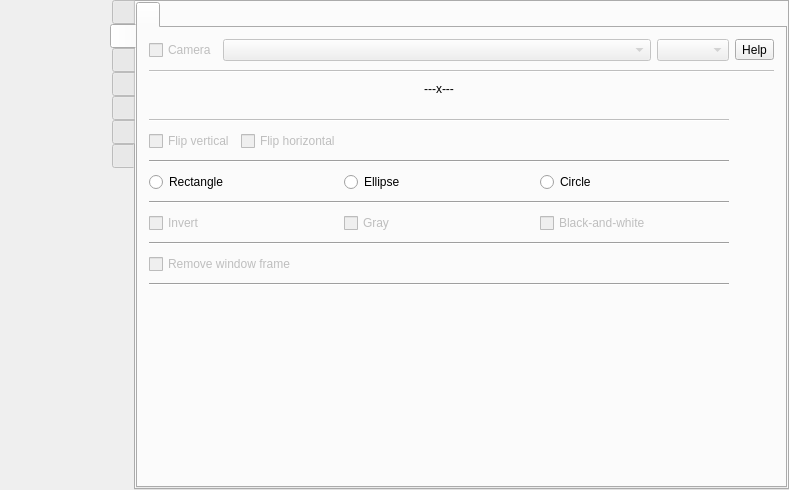
Above: src/formMainWindow.ui from vkohaupt/vokoscreenNG before the change. Below: the same form after it.
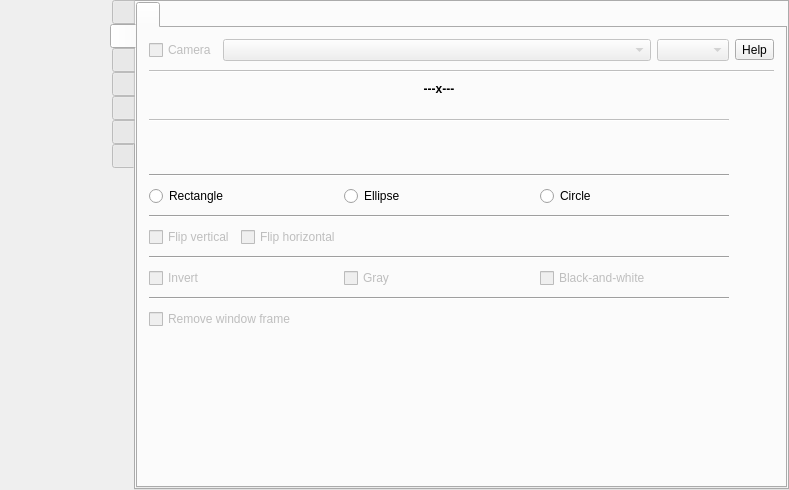
That is the form after the change. The open tabs and pages were chosen to show the change. Icons and pictures are not drawn.

The edit to the form file:
```diff
--- a/src/formMainWindow.ui
+++ b/src/formMainWindow.ui
@@ -53,7 +53,7 @@
          <property name="minimumSize">
           <size>
            <width>110</width>
-           <height>58</height>
+           <height>56</height>
           </size>
          </property>
          <property name="toolTip">
@@ -88,7 +88,7 @@
          <property name="minimumSize">
           <size>
            <width>110</width>
-           <height>58</height>
+           <height>56</height>
           </size>
          </property>
          <property name="toolTip">
@@ -123,7 +123,7 @@
          <property name="minimumSize">
           <size>
            <width>110</width>
-           <height>58</height>
+           <height>56</height>
           </size>
          </property>
          <property name="toolTip">
@@ -158,7 +158,7 @@
          <property name="minimumSize">
           <size>
            <width>110</width>
-           <height>58</height>
+           <height>56</height>
           </size>
          </property>
          <property name="toolTip">
@@ -193,7 +193,7 @@
          <property name="minimumSize">
           <size>
            <width>110</width>
-           <height>58</height>
+           <height>56</height>
           </size>
          </property>
          <property name="text">
@@ -225,7 +225,7 @@
          <property name="minimumSize">
           <size>
            <width>110</width>
-           <height>58</height>
+           <height>56</height>
           </size>
          </property>
          <property name="toolTip">
@@ -260,7 +260,7 @@
          <property name="minimumSize">
           <size>
            <width>110</width>
-           <height>58</height>
+           <height>56</height>
           </size>
          </property>
          <property name="toolTip">
@@ -2843,137 +2843,7 @@
               <property name="verticalSpacing">
                <number>9</number>
               </property>
-              <item row="3" column="0" colspan="3">
-               <widget class="Line" name="line_12">
-                <property name="enabled">
-                 <bool>false</bool>
-                </property>
-                <property name="orientation">
-                 <enum>Qt::Horizontal</enum>
-                </property>
-               </widget>
-              </item>
-              <item row="8" column="0" colspan="3">
-               <layout class="QHBoxLayout" name="horizontalLayout_14">
-                <item>
-                 <widget class="QCheckBox" name="checkBoxCameraInvert">
-                  <property name="enabled">
-                   <bool>false</bool>
-                  </property>
-                  <property name="text">
-                   <string>Invert</string>
-                  </property>
-                 </widget>
-                </item>
-                <item>
-                 <widget class="QCheckBox" name="checkBoxCameraGray">
-                  <property name="enabled">
-                   <bool>false</bool>
-                  </property>
-                  <property name="text">
-                   <string>Gray</string>
-                  </property>
-                 </widget>
-                </item>
-                <item>
-                 <widget class="QCheckBox" name="checkBoxCameraMono">
-                  <property name="enabled">
-                   <bool>false</bool>
-                  </property>
-                  <property name="text">
-                   <string>Black-and-white</string>
-                  </property>
-                 </widget>
-                </item>
-               </layout>
-              </item>
-              <item row="0" column="2">
-               <widget class="QComboBox" name="comboBoxCameraResolution">
-                <property name="enabled">
-                 <bool>false</bool>
-                </property>
-                <property name="sizeAdjustPolicy">
-                 <enum>QComboBox::AdjustToContents</enum>
-                </property>
-               </widget>
-              </item>
-              <item row="0" column="1">
-               <widget class="QComboBox" name="comboBoxCamera">
-                <property name="enabled">
-                 <bool>false</bool>
-                </property>
-                <property name="sizePolicy">
-                 <sizepolicy hsizetype="MinimumExpanding" vsizetype="Fixed">
-                  <horstretch>0</horstretch>
-                  <verstretch>0</verstretch>
-                 </sizepolicy>
-                </property>
-                <property name="currentText">
-                 <string notr="true"/>
-                </property>
-                <property name="sizeAdjustPolicy">
-                 <enum>QComboBox::AdjustToContents</enum>
-                </property>
-               </widget>
-              </item>
               <item row="4" column="0" colspan="3">
-               <layout class="QHBoxLayout" name="horizontalLayout_12">
-                <item>
-                 <widget class="QCheckBox" name="checkBoxCameraMirrorVertical">
-                  <property name="enabled">
-                   <bool>false</bool>
-                  </property>
-                  <property name="text">
-                   <string>Flip vertical</string>
-                  </property>
-                 </widget>
-                </item>
-                <item>
-                 <widget class="QCheckBox" name="checkBoxCameraMirrorHorizontal">
-                  <property name="enabled">
-                   <bool>false</bool>
-                  </property>
-                  <property name="text">
-                   <string>Flip horizontal</string>
-                  </property>
-                 </widget>
-                </item>
-                <item>
-                 <spacer name="horizontalSpacer_7">
-                  <property name="orientation">
-                   <enum>Qt::Horizontal</enum>
-                  </property>
-                  <property name="sizeHint" stdset="0">
-                   <size>
-                    <width>40</width>
-                    <height>20</height>
-                   </size>
-                  </property>
-                 </spacer>
-                </item>
-               </layout>
-              </item>
-              <item row="1" column="0" colspan="4">
-               <widget class="Line" name="line_2">
-                <property name="enabled">
-                 <bool>false</bool>
-                </property>
-                <property name="orientation">
-                 <enum>Qt::Horizontal</enum>
-                </property>
-               </widget>
-              </item>
-              <item row="0" column="3">
-               <widget class="QToolButton" name="help_camera_camera">
-                <property name="toolTip">
-                 <string>Help</string>
-                </property>
-                <property name="text">
-                 <string notr="true">Help</string>
-                </property>
-               </widget>
-              </item>
-              <item row="13" column="0" colspan="3">
                <layout class="QHBoxLayout" name="horizontalLayout_zoom">
                 <property name="spacing">
                  <number>12</number>
@@ -3005,6 +2875,43 @@
                 </item>
                </layout>
               </item>
+              <item row="0" column="3">
+               <widget class="QToolButton" name="help_camera_camera">
+                <property name="toolTip">
+                 <string>Help</string>
+                </property>
+                <property name="text">
+                 <string notr="true">Help</string>
+                </property>
+               </widget>
+              </item>
+              <item row="17" column="1">
+               <spacer name="verticalSpacer_26">
+                <property name="orientation">
+                 <enum>Qt::Vertical</enum>
+                </property>
+                <property name="sizeHint" stdset="0">
+                 <size>
+                  <width>20</width>
+                  <height>40</height>
+                 </size>
+                </property>
+               </spacer>
+              </item>
+              <item row="9" column="0" colspan="3">
+               <widget class="Line" name="line_11">
+                <property name="orientation">
+                 <enum>Qt::Horizontal</enum>
+                </property>
+               </widget>
+              </item>
+              <item row="5" column="0" colspan="3">
+               <widget class="Line" name="line_14">
+                <property name="orientation">
+                 <enum>Qt::Horizontal</enum>
+                </property>
+               </widget>
+              </item>
               <item row="0" column="0">
                <widget class="QCheckBox" name="checkBoxCameraOnOff">
                 <property name="enabled">
@@ -3018,40 +2925,6 @@
                 </property>
                </widget>
               </item>
-              <item row="15" column="1">
-               <spacer name="verticalSpacer_26">
-                <property name="orientation">
-                 <enum>Qt::Vertical</enum>
-                </property>
-                <property name="sizeHint" stdset="0">
-                 <size>
-                  <width>20</width>
-                  <height>40</height>
-                 </size>
-                </property>
-               </spacer>
-              </item>
-              <item row="5" column="0" colspan="3">
-               <widget class="Line" name="line_11">
-                <property name="orientation">
-                 <enum>Qt::Horizontal</enum>
-                </property>
-               </widget>
-              </item>
-              <item row="10" column="0" colspan="3">
-               <layout class="QHBoxLayout" name="horizontalLayout_42">
-                <item>
-                 <widget class="QCheckBox" name="checkBoxCameraWindowFrame">
-                  <property name="enabled">
-                   <bool>false</bool>
-                  </property>
-                  <property name="text">
-                   <string>Remove window frame</string>
-                  </property>
-                 </widget>
-                </item>
-               </layout>
-              </item>
               <item row="2" column="0" colspan="3">
                <layout class="QVBoxLayout" name="verticalLayout_28">
                 <property name="spacing">
@@ -3064,8 +2937,8 @@
                   </property>
                   <property name="font">
                    <font>
-                    <weight>50</weight>
-                    <bold>false</bold>
+                    <weight>75</weight>
+                    <bold>true</bold>
                    </font>
                   </property>
                   <property name="text">
@@ -3107,13 +2980,147 @@
                 </item>
                </layout>
               </item>
-              <item row="9" column="0" colspan="3">
+              <item row="3" column="0" colspan="3">
+               <widget class="Line" name="line_12">
+                <property name="enabled">
+                 <bool>false</bool>
+                </property>
+                <property name="orientation">
+                 <enum>Qt::Horizontal</enum>
+                </property>
+               </widget>
+              </item>
+              <item row="1" column="0" colspan="4">
+               <widget class="Line" name="line_2">
+                <property name="enabled">
+                 <bool>false</bool>
+                </property>
+                <property name="orientation">
+                 <enum>Qt::Horizontal</enum>
+                </property>
+               </widget>
+              </item>
+              <item row="0" column="2">
+               <widget class="QComboBox" name="comboBoxCameraResolution">
+                <property name="enabled">
+                 <bool>false</bool>
+                </property>
+                <property name="sizeAdjustPolicy">
+                 <enum>QComboBox::AdjustToContents</enum>
+                </property>
+               </widget>
+              </item>
+              <item row="8" column="0" colspan="3">
+               <layout class="QHBoxLayout" name="horizontalLayout_12">
+                <item>
+                 <widget class="QCheckBox" name="checkBoxCameraMirrorVertical">
+                  <property name="enabled">
+                   <bool>false</bool>
+                  </property>
+                  <property name="text">
+                   <string>Flip vertical</string>
+                  </property>
+                 </widget>
+                </item>
+                <item>
+                 <widget class="QCheckBox" name="checkBoxCameraMirrorHorizontal">
+                  <property name="enabled">
+                   <bool>false</bool>
+                  </property>
+                  <property name="text">
+                   <string>Flip horizontal</string>
+                  </property>
+                 </widget>
+                </item>
+                <item>
+                 <spacer name="horizontalSpacer_7">
+                  <property name="orientation">
+                   <enum>Qt::Horizontal</enum>
+                  </property>
+                  <property name="sizeHint" stdset="0">
+                   <size>
+                    <width>40</width>
+                    <height>20</height>
+                   </size>
+                  </property>
+                 </spacer>
+                </item>
+               </layout>
+              </item>
+              <item row="12" column="0" colspan="3">
                <widget class="Line" name="line_7">
                 <property name="orientation">
                  <enum>Qt::Horizontal</enum>
                 </property>
                </widget>
               </item>
+              <item row="0" column="1">
+               <widget class="QComboBox" name="comboBoxCamera">
+                <property name="enabled">
+                 <bool>false</bool>
+                </property>
+                <property name="sizePolicy">
+                 <sizepolicy hsizetype="MinimumExpanding" vsizetype="Fixed">
+                  <horstretch>0</horstretch>
+                  <verstretch>0</verstretch>
+                 </sizepolicy>
+                </property>
+                <property name="currentText">
+                 <string notr="true"/>
+                </property>
+                <property name="sizeAdjustPolicy">
+                 <enum>QComboBox::AdjustToContents</enum>
+                </property>
+               </widget>
+              </item>
+              <item row="13" column="0" colspan="3">
+               <layout class="QHBoxLayout" name="horizontalLayout_42">
+                <item>
+                 <widget class="QCheckBox" name="checkBoxCameraWindowFrame">
+                  <property name="enabled">
+                   <bool>false</bool>
+                  </property>
+                  <property name="text">
+                   <string>Remove window frame</string>
+                  </property>
+                 </widget>
+                </item>
+               </layout>
+              </item>
+              <item row="11" column="0" colspan="3">
+               <layout class="QHBoxLayout" name="horizontalLayout_14">
+                <item>
+                 <widget class="QCheckBox" name="checkBoxCameraInvert">
+                  <property name="enabled">
+                   <bool>false</bool>
+                  </property>
+                  <property name="text">
+                   <string>Invert</string>
+                  </property>
+                 </widget>
+                </item>
+                <item>
+                 <widget class="QCheckBox" name="checkBoxCameraGray">
+                  <property name="enabled">
+                   <bool>false</bool>
+                  </property>
+                  <property name="text">
+                   <string>Gray</string>
+                  </property>
+                 </widget>
+                </item>
+                <item>
+                 <widget class="QCheckBox" name="checkBoxCameraMono">
+                  <property name="enabled">
+                   <bool>false</bool>
+                  </property>
+                  <property name="text">
+                   <string>Black-and-white</string>
+                  </property>
+                 </widget>
+                </item>
+               </layout>
+              </item>
               <item row="6" column="0" colspan="3">
                <layout class="QHBoxLayout" name="horizontalLayout_62">
                 <item>
@@ -3139,13 +3146,6 @@
                 </item>
                </layout>
               </item>
-              <item row="12" column="0" colspan="3">
-               <widget class="Line" name="line_10">
-                <property name="orientation">
-                 <enum>Qt::Horizontal</enum>
-                </property>
-               </widget>
-              </item>
               <item row="7" column="0" colspan="3">
                <widget class="Line" name="line_9">
                 <property name="orientation">
```
Left out of the diff: 10 changed lines with no effect on the pictures.
